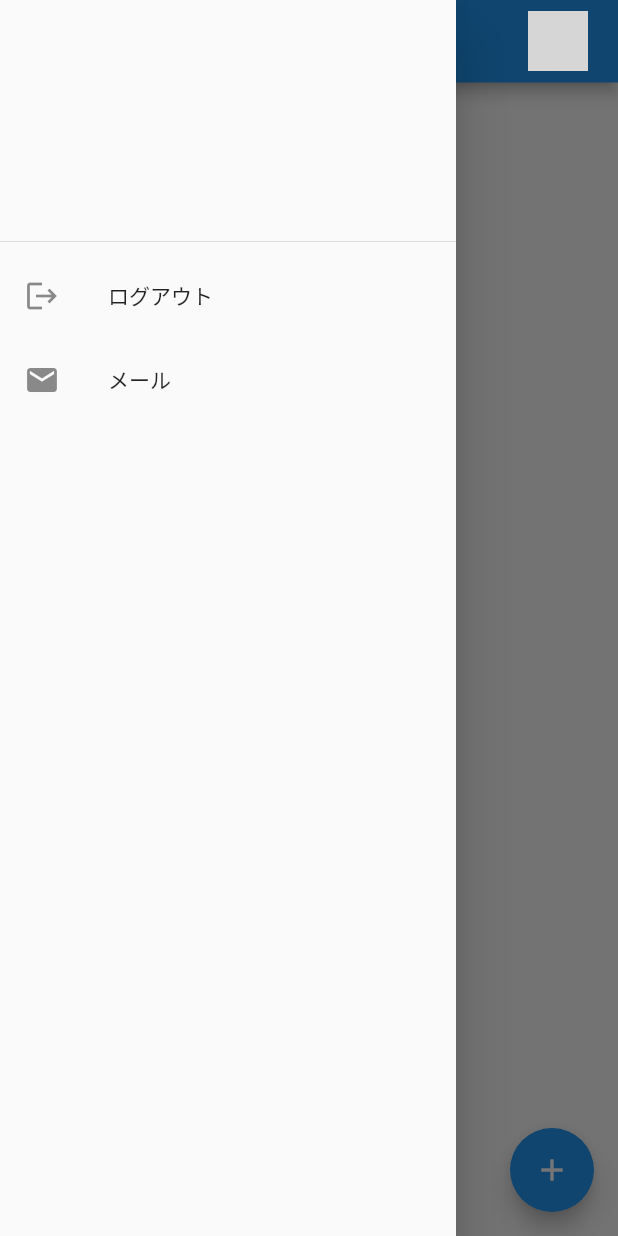
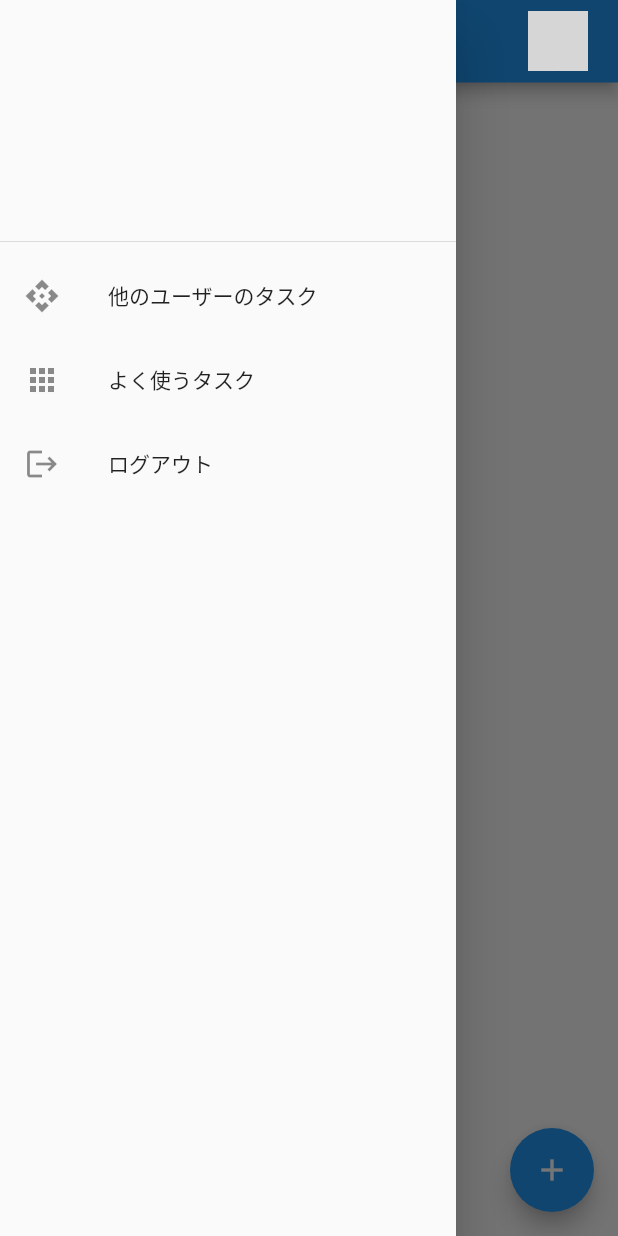
Before and after one commit to Tech-Uni-Summer-Hackathon2021/team-f, a Flutter app: the TodoListPage screen opened by its route, with the side drawer open, on a phone screen of 412 x 824 dp. Run offline on Flutter 3.47's test engine with Material 2 defaults, Android fonts, the phone set to English and light mode, and no system bars; our stand-ins replace cloud_firestore, firebase_auth, firebase_core, firebase_storage, image_picker, shared_preferences; accounts and stored records are empty; network calls fail; grey boxes are pictures that could not be loaded.

Commit message:
list_add_DrawerHeader_first

```diff
--- a/lib/widgets/widget.dart
+++ b/lib/widgets/widget.dart
@@ -12,7 +12,6 @@ class AppbarMain extends StatelessWidget with PreferredSizeWidget {
     this.isAction,
   });
 
-
   @override
   Widget build(BuildContext context) {
     return AppBar(
@@ -20,8 +19,8 @@ class AppbarMain extends StatelessWidget with PreferredSizeWidget {
         actions: isAction
             ? <Widget>[
                 StreamBuilder<DocumentSnapshot>(
-            stream: FirebaseFirestore
-                .instance.collection('user')
+                    stream: FirebaseFirestore.instance
+                        .collection('user')
                         .doc(AuthModel().user.uid)
                         .snapshots(),
                     builder: (BuildContext context,
@@ -33,15 +32,15 @@ class AppbarMain extends StatelessWidget with PreferredSizeWidget {
                                 children: [CircularProgressIndicator()],
                               ),
                             )
-                  :
-                Padding(
+                          : Padding(
                               padding: EdgeInsets.only(right: 20.0),
                               child: Stack(
                                 alignment: Alignment.centerRight,
                                 children: <Widget>[
                                   CircleAvatar(
-                         backgroundImage:
-                        NetworkImage(snapshot.data['avatar_image_path'].toString()),
+                                    backgroundImage: NetworkImage(snapshot
+                                        .data['avatar_image_path']
+                                        .toString()),
                                   ),
                                   Positioned(
                                     right: 0.0,
@@ -49,7 +48,8 @@ class AppbarMain extends StatelessWidget with PreferredSizeWidget {
                                     height: 40.0,
                                     child: RawMaterialButton(
                                       onPressed: () {
-                            Navigator.of(context).pushNamed("/mypage");
+                                        Navigator.of(context)
+                                            .pushNamed("/mypage");
                                         print("aaa");
                                       },
                                       shape: CircleBorder(),
@@ -73,6 +73,18 @@ Widget drawerMain(BuildContext context) {
       padding: EdgeInsets.zero,
       children: <Widget>[
         DrawerHeader(),
+        ListTile(
+            leading: Icon(Icons.api),
+            title: Text('他のユーザーのタスク'),
+            onTap: () {
+              print("ユーザー");
+            }),
+        ListTile(
+            leading: Icon(Icons.apps),
+            title: Text('よく使うタスク'),
+            onTap: () {
+              print("タスク");
+            }),
         ListTile(
             leading: Icon(Icons.logout),
             title: Text('ログアウト'),
@@ -103,13 +115,13 @@ Widget drawerMain(BuildContext context) {
                       ],
                     );
                   });
-            }),
-        ListTile(
-            leading: Icon(Icons.mail),
-            title: Text('メール'),
-            onTap: () {
-              print("メール");
             })
+        //ListTile(
+        //  leading: Icon(Icons.mail),
+        //title: Text('メール'),
+        //onTap: () {
+        // print("メール");
+        //}),
       ],
     ),
   );
```
Also changed, not shown: lib/screens/MyPage/edit_mypage.dart (+18 -13 lines). Lines whose indentation alone changed are shown as unchanged.
